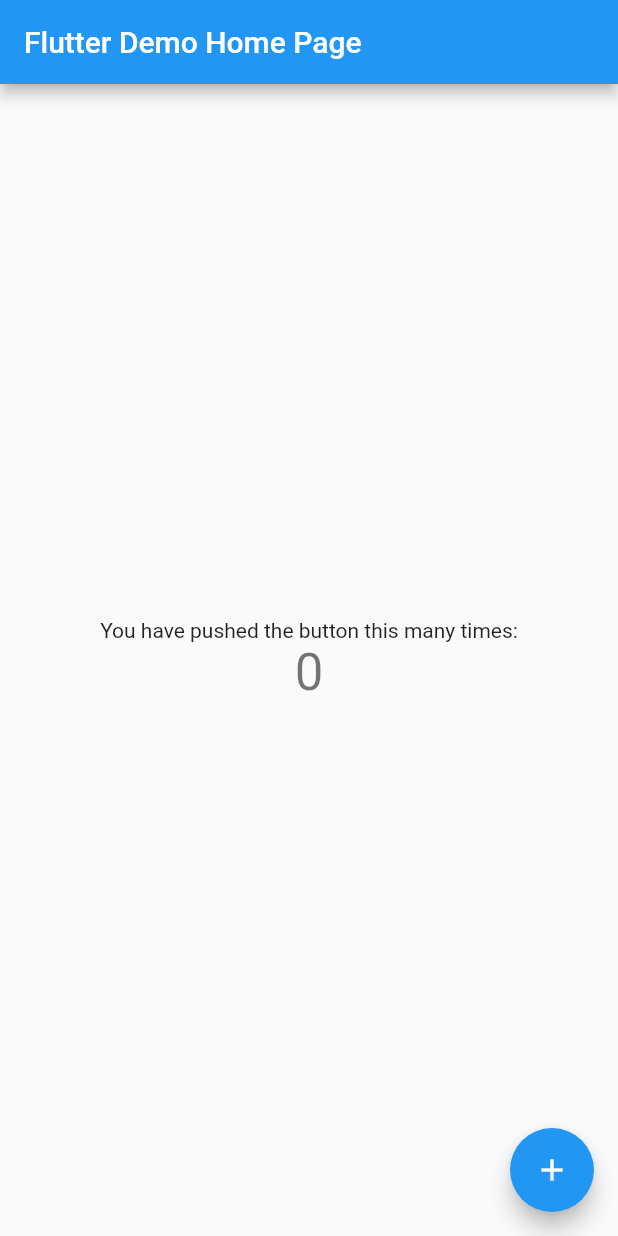
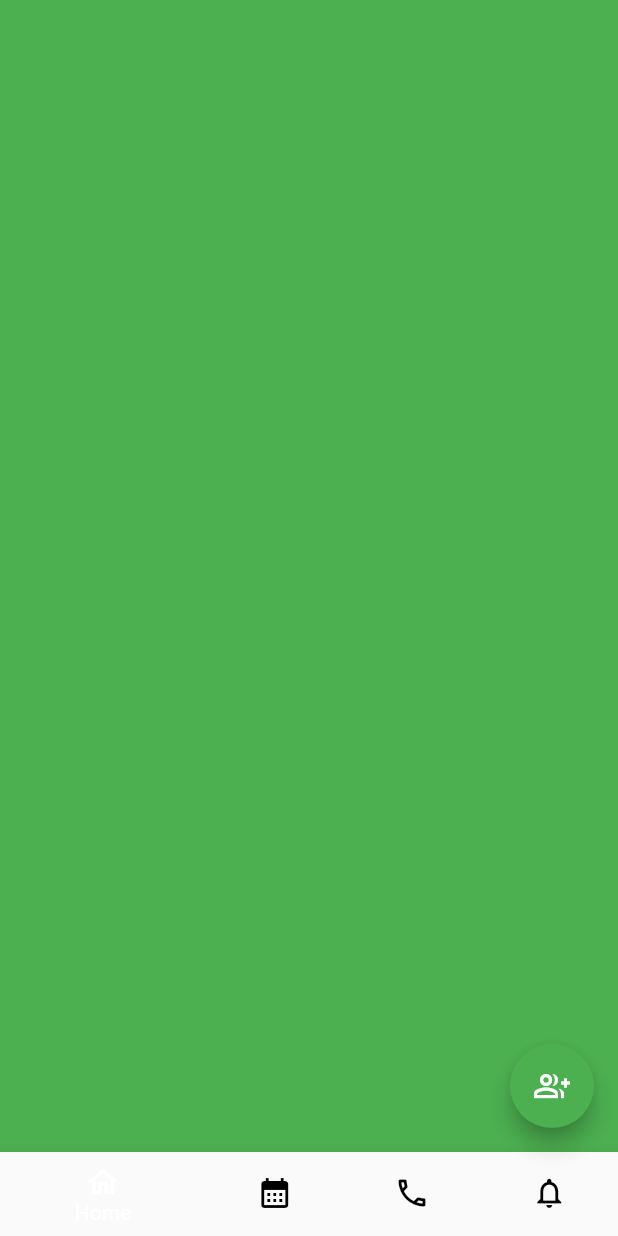
Before and after one commit to JenittaMurugesan/telemed, a Flutter app: the screen it shows after launch, on a phone screen of 412 x 824 dp. Run offline on Flutter 3.47's test engine with Material 2 defaults, Android fonts, the phone set to English and light mode, and no system bars; our stand-ins replace google_fonts.

Commit message:
2nd Commit

```diff
--- a/lib/main.dart
+++ b/lib/main.dart
@@ -1,4 +1,5 @@
 import 'package:flutter/material.dart';
+import 'package:pharm/screens/appointments.dart';
 
 void main() {
   runApp(const MyApp());
@@ -13,103 +14,12 @@ class MyApp extends StatelessWidget {
     return MaterialApp(
       title: 'Flutter Demo',
       theme: ThemeData(
-        // This is the theme of your application.
-        //
-        // Try running your application with "flutter run". You'll see the
-        // application has a blue toolbar. Then, without quitting the app, try
-        // changing the primarySwatch below to Colors.green and then invoke
-        // "hot reload" (press "r" in the console where you ran "flutter run",
-        // or simply save your changes to "hot reload" in a Flutter IDE).
-        // Notice that the counter didn't reset back to zero; the application
-        // is not restarted.
-        primarySwatch: Colors.blue,
+        primarySwatch: Colors.green,
       ),
-      home: const MyHomePage(title: 'Flutter Demo Home Page'),
+      initialRoute: '/',
+      routes: {
+        '/': (context) => const Appointments(),
+      },
     );
   }
 }
-
-class MyHomePage extends StatefulWidget {
-  const MyHomePage({super.key, required this.title});
-
-  // This widget is the home page of your application. It is stateful, meaning
-  // that it has a State object (defined below) that contains fields that affect
-  // how it looks.
-
-  // This class is the configuration for the state. It holds the values (in this
-  // case the title) provided by the parent (in this case the App widget) and
-  // used by the build method of the State. Fields in a Widget subclass are
-  // always marked "final".
-
-  final String title;
-
-  @override
-  State<MyHomePage> createState() => _MyHomePageState();
-}
-
-class _MyHomePageState extends State<MyHomePage> {
-  int _counter = 0;
-
-  void _incrementCounter() {
-    setState(() {
-      // This call to setState tells the Flutter framework that something has
-      // changed in this State, which causes it to rerun the build method below
-      // so that the display can reflect the updated values. If we changed
-      // _counter without calling setState(), then the build method would not be
-      // called again, and so nothing would appear to happen.
-      _counter++;
-    });
-  }
-
-  @override
-  Widget build(BuildContext context) {
-    // This method is rerun every time setState is called, for instance as done
-    // by the _incrementCounter method above.
-    //
-    // The Flutter framework has been optimized to make rerunning build methods
-    // fast, so that you can just rebuild anything that needs updating rather
-    // than having to individually change instances of widgets.
-    return Scaffold(
-      appBar: AppBar(
-        // Here we take the value from the MyHomePage object that was created by
-        // the App.build method, and use it to set our appbar title.
-        title: Text(widget.title),
-      ),
-      body: Center(
-        // Center is a layout widget. It takes a single child and positions it
-        // in the middle of the parent.
-        child: Column(
-          // Column is also a layout widget. It takes a list of children and
-          // arranges them vertically. By default, it sizes itself to fit its
-          // children horizontally, and tries to be as tall as its parent.
-          //
-          // Invoke "debug painting" (press "p" in the console, choose the
-          // "Toggle Debug Paint" action from the Flutter Inspector in Android
-          // Studio, or the "Toggle Debug Paint" command in Visual Studio Code)
-          // to see the wireframe for each widget.
-          //
-          // Column has various properties to control how it sizes itself and
-          // how it positions its children. Here we use mainAxisAlignment to
-          // center the children vertically; the main axis here is the vertical
-          // axis because Columns are vertical (the cross axis would be
-          // horizontal).
-          mainAxisAlignment: MainAxisAlignment.center,
-          children: <Widget>[
-            const Text(
-              'You have pushed the button this many times:',
-            ),
-            Text(
-              '$_counter',
-              style: Theme.of(context).textTheme.headlineMedium,
-            ),
-          ],
-        ),
-      ),
-      floatingActionButton: FloatingActionButton(
-        onPressed: _incrementCounter,
-        tooltip: 'Increment',
-        child: const Icon(Icons.add),
-      ), // This trailing comma makes auto-formatting nicer for build methods.
-    );
-  }
-}
--- /dev/null
+++ b/lib/screens/appointments.dart
@@ -0,0 +1,57 @@
+import 'package:flutter/material.dart';
+import 'package:pharm/utility.dart';
+
+class Appointments extends StatefulWidget {
+  const Appointments({Key? key}) : super(key: key);
+
+  @override
+  State<Appointments> createState() => _AppointmentsState();
+}
+
+class _AppointmentsState extends State<Appointments> {
+
+  List<String> status = [];
+  int selectedItem = 0;
+
+  @override
+  Widget build(BuildContext context) {
+    return Scaffold(
+      backgroundColor: Colors.green,
+      floatingActionButton: FloatingActionButton(
+        backgroundColor: Colors.green,
+        child: Icon(Icons.group_add_outlined),
+        onPressed: () {
+
+        },
+      ),
+      bottomNavigationBar: BottomNavigationBar(
+        onTap: changeSelectedItem,
+        currentIndex: selectedItem,
+        backgroundColor: Colors.green,
+        selectedItemColor: Colors.white,
+        unselectedItemColor: Colors.black,
+        items: [
+          BottomNavigationBarItem(
+            label: 'Home',
+              icon:  Icon(Icons.home_outlined)),
+          BottomNavigationBarItem(
+              label: 'Home',
+              icon: Icon(Icons.calendar_month)),
+          BottomNavigationBarItem(
+              label: 'Home',
+              icon: Icon(Icons.call_outlined)),
+          BottomNavigationBarItem(
+              label: 'Home',
+              icon: Icon(Icons.notifications_outlined)),
+        ],
+      ),
+    );
+  }
+
+  changeSelectedItem(int index) {
+    setState(() {
+      selectedItem = index;
+    });
+  }
+
+}
--- a/pubspec.yaml
+++ b/pubspec.yaml
@@ -35,6 +35,7 @@ dependencies:
   # The following adds the Cupertino Icons font to your application.
   # Use with the CupertinoIcons class for iOS style icons.
   cupertino_icons: ^1.0.2
+  google_fonts: ^4.0.1
 
 dev_dependencies:
   flutter_test:
```
Also changed, not shown: lib/utility.dart (added, +79 -0 lines), pubspec.lock.
